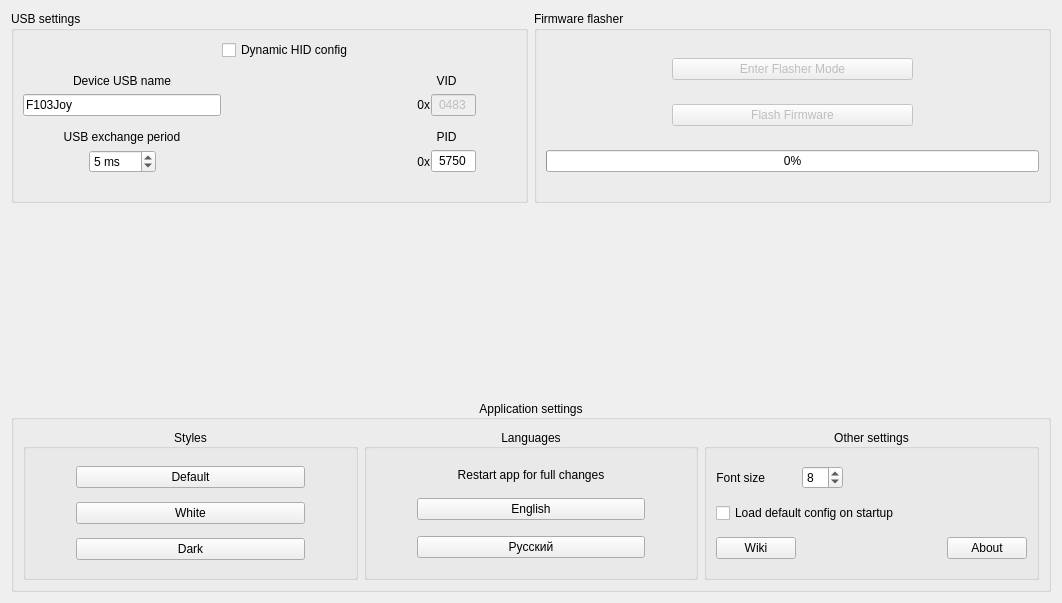
FreeJoy-Team/FreeJoyConfiguratorQt, file widgets/advancedsettings.ui: the form before one commit.
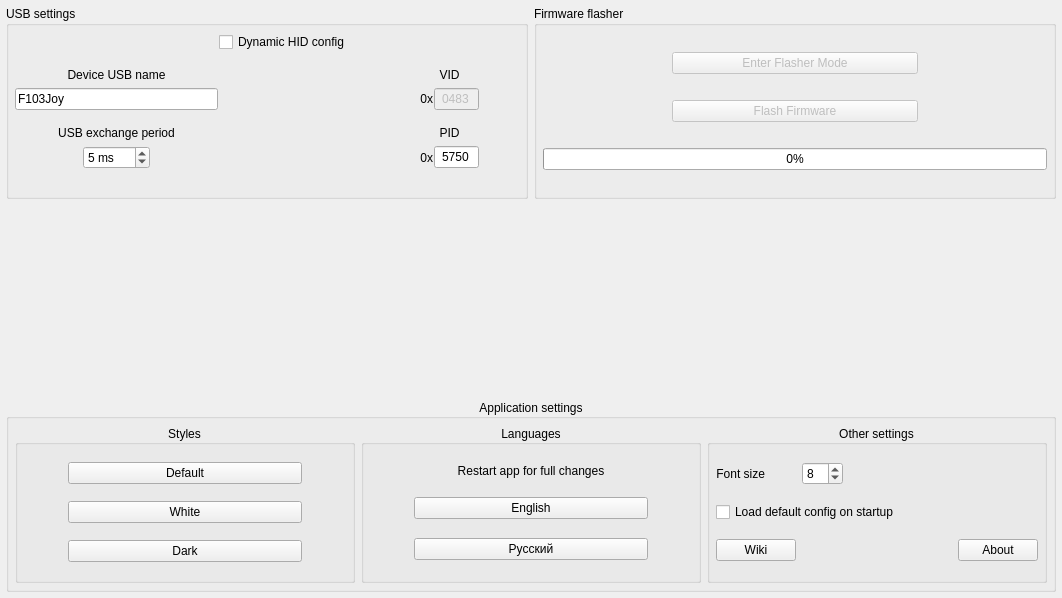
The form after the commit.

Patch:
```diff
--- a/widgets/advancedsettings.ui
+++ b/widgets/advancedsettings.ui
@@ -7,13 +7,25 @@
     <x>0</x>
     <y>0</y>
     <width>1062</width>
-    <height>603</height>
+    <height>598</height>
    </rect>
   </property>
   <property name="windowTitle">
    <string>Form</string>
   </property>
   <layout class="QGridLayout" name="gridLayout" rowstretch="5,5,5" columnstretch="0,0">
+   <property name="leftMargin">
+    <number>6</number>
+   </property>
+   <property name="topMargin">
+    <number>6</number>
+   </property>
+   <property name="rightMargin">
+    <number>6</number>
+   </property>
+   <property name="bottomMargin">
+    <number>6</number>
+   </property>
    <item row="0" column="1">
     <widget class="QGroupBox" name="groupBox_2">
      <property name="title">
@@ -21,10 +33,16 @@
      </property>
      <layout class="QGridLayout" name="gridLayout_2" rowstretch="0,0,0" columnstretch="1,2,1">
       <property name="leftMargin">
-       <number>9</number>
+       <number>6</number>
+      </property>
+      <property name="topMargin">
+       <number>6</number>
       </property>
       <property name="rightMargin">
-       <number>9</number>
+       <number>6</number>
+      </property>
+      <property name="bottomMargin">
+       <number>6</number>
       </property>
       <item row="0" column="0">
        <spacer name="horizontalSpacer_2">
@@ -110,10 +128,13 @@
      </property>
      <layout class="QGridLayout" name="gridLayout_3" columnstretch="2,0,2,6,0,0,0">
       <property name="leftMargin">
-       <number>9</number>
+       <number>6</number>
+      </property>
+      <property name="topMargin">
+       <number>6</number>
       </property>
       <property name="rightMargin">
-       <number>9</number>
+       <number>6</number>
       </property>
       <property name="bottomMargin">
        <number>27</number>
@@ -382,6 +403,18 @@
       <set>Qt::AlignCenter</set>
      </property>
      <layout class="QGridLayout" name="gridLayout_4" rowstretch="0,1" columnstretch="3,3,3">
+      <property name="leftMargin">
+       <number>6</number>
+      </property>
+      <property name="topMargin">
+       <number>6</number>
+      </property>
+      <property name="rightMargin">
+       <number>6</number>
+      </property>
+      <property name="bottomMargin">
+       <number>6</number>
+      </property>
       <item row="1" column="2">
        <widget class="QGroupBox" name="groupBox_6">
         <property name="title">
@@ -391,8 +424,17 @@
          <set>Qt::AlignCenter</set>
         </property>
         <layout class="QGridLayout" name="gridLayout_7" columnstretch="0,0,1,0">
+         <property name="leftMargin">
+          <number>6</number>
+         </property>
+         <property name="topMargin">
+          <number>6</number>
+         </property>
          <property name="rightMargin">
-          <number>9</number>
+          <number>6</number>
+         </property>
+         <property name="bottomMargin">
+          <number>6</number>
          </property>
          <item row="1" column="2">
           <spacer name="horizontalSpacer">
@@ -491,9 +533,15 @@
          <property name="leftMargin">
           <number>50</number>
          </property>
+         <property name="topMargin">
+          <number>6</number>
+         </property>
          <property name="rightMargin">
           <number>50</number>
          </property>
+         <property name="bottomMargin">
+          <number>6</number>
+         </property>
          <item row="2" column="0">
           <widget class="QPushButton" name="pushButton_LangRussian">
            <property name="text">
@@ -539,9 +587,15 @@
          <property name="leftMargin">
           <number>50</number>
          </property>
+         <property name="topMargin">
+          <number>6</number>
+         </property>
          <property name="rightMargin">
           <number>50</number>
          </property>
+         <property name="bottomMargin">
+          <number>6</number>
+         </property>
          <item row="2" column="0">
           <widget class="QPushButton" name="pushButton_StyleDark">
            <property name="text">
```
